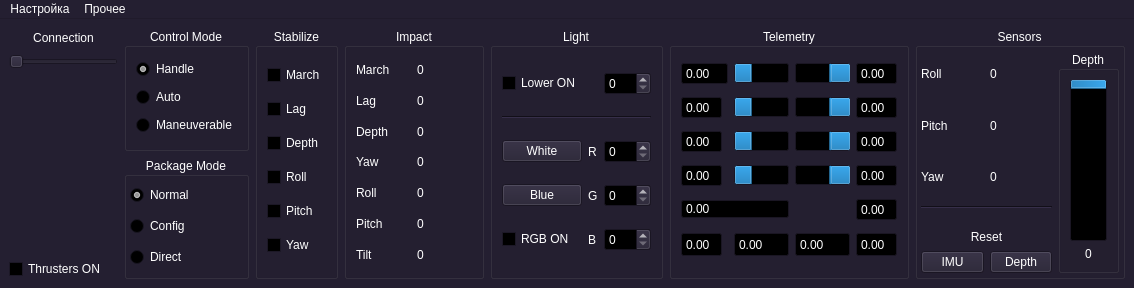
The window that mainwindow.ui (HydroScan-rov/PoolsideGUI) describes before a commit, drawn with Qt 5.
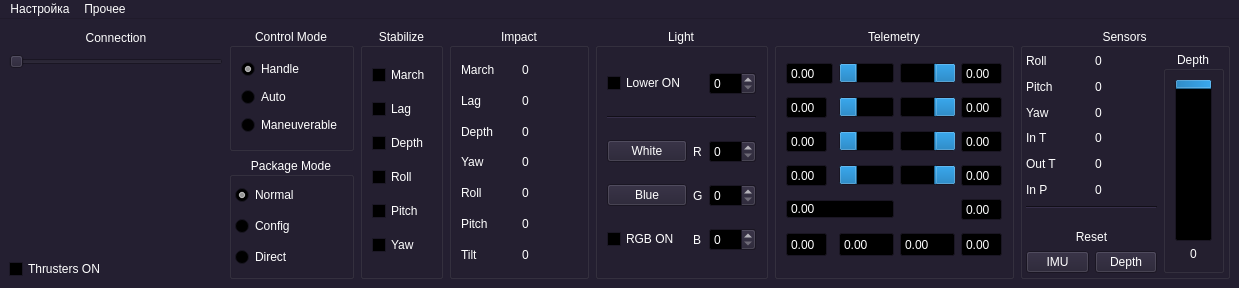
The same window after the commit.

Patch:
```diff
--- a/mainwindow.ui
+++ b/mainwindow.ui
@@ -6,7 +6,7 @@
    <rect>
     <x>0</x>
     <y>0</y>
-    <width>1134</width>
+    <width>1239</width>
     <height>288</height>
    </rect>
   </property>
@@ -1677,6 +1677,27 @@
              </property>
             </widget>
            </item>
+           <item>
+            <widget class="QLabel" name="label_InsideTemp">
+             <property name="text">
+              <string>0</string>
+             </property>
+            </widget>
+           </item>
+           <item>
+            <widget class="QLabel" name="label_OutsideTemp">
+             <property name="text">
+              <string>0</string>
+             </property>
+            </widget>
+           </item>
+           <item>
+            <widget class="QLabel" name="label_InsidePressure">
+             <property name="text">
+              <string>0</string>
+             </property>
+            </widget>
+           </item>
           </layout>
          </item>
          <item row="3" column="0">
@@ -1747,6 +1768,27 @@
              </property>
             </widget>
            </item>
+           <item>
+            <widget class="QLabel" name="label_8">
+             <property name="text">
+              <string>In T</string>
+             </property>
+            </widget>
+           </item>
+           <item>
+            <widget class="QLabel" name="label_12">
+             <property name="text">
+              <string>Out T</string>
+             </property>
+            </widget>
+           </item>
+           <item>
+            <widget class="QLabel" name="label_13">
+             <property name="text">
+              <string>In P</string>
+             </property>
+            </widget>
+           </item>
           </layout>
          </item>
          <item row="2" column="0" colspan="2">
@@ -1789,7 +1831,7 @@
     <rect>
      <x>0</x>
      <y>0</y>
-     <width>1134</width>
+     <width>1239</width>
      <height>22</height>
     </rect>
    </property>
```
